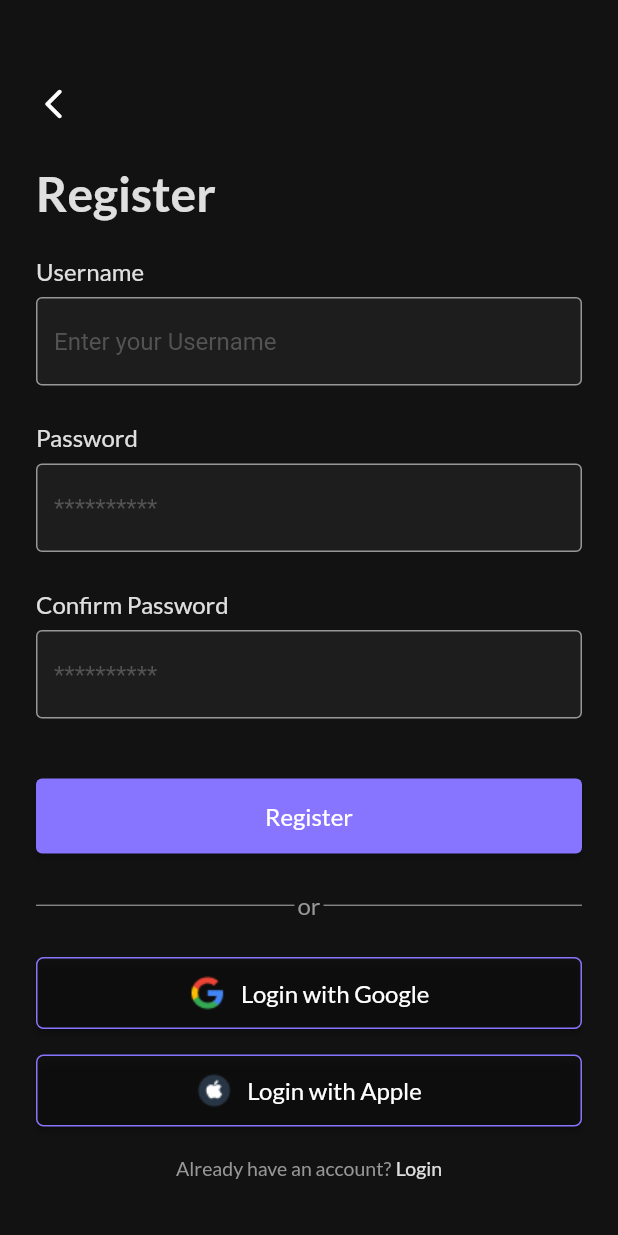
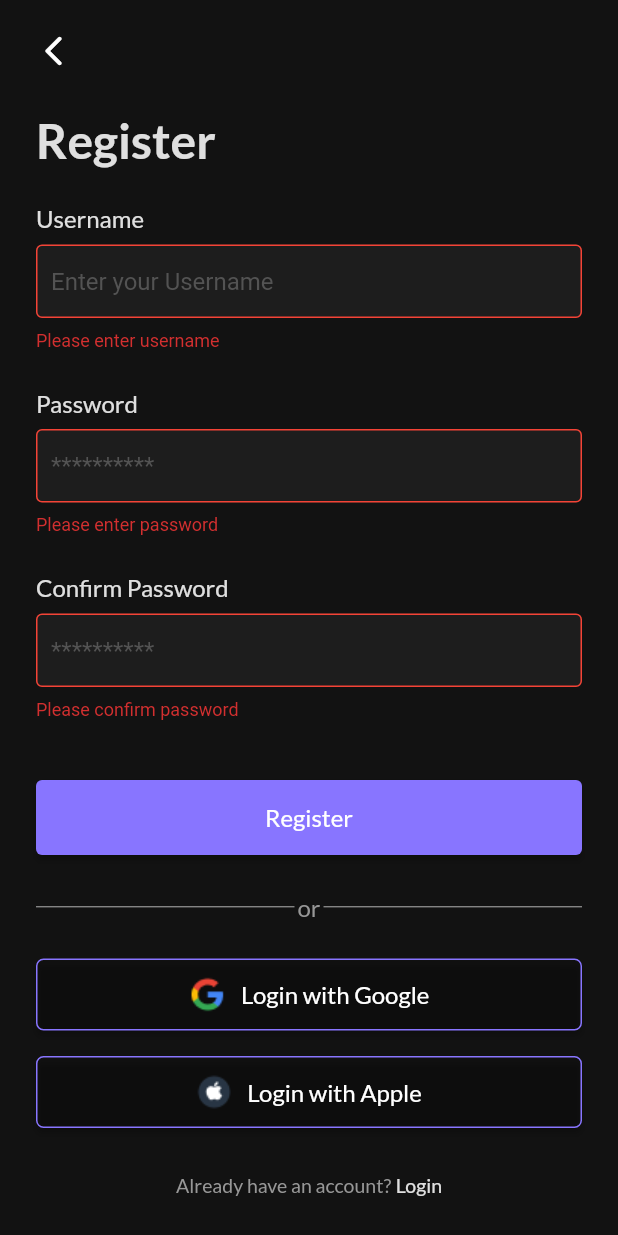
Before and after one commit to VictorAJ01/Todo-App-Mobile, a Flutter app: the RegisterScreen screen opened by its route, after a tap on "Register", on a phone screen of 412 x 824 dp. Run offline on Flutter 3.47's test engine with Material 2 defaults, Android fonts, the phone set to English and light mode, and no system bars.

Commit message:
Added Form Validation

```diff
--- a/lib/components/form_text_field.dart
+++ b/lib/components/form_text_field.dart
@@ -4,23 +4,33 @@ class MyFormTextField extends StatelessWidget {
   final controller;
   final String hintText;
   final bool obscureText;
+  final String? Function(String?)? validator;
 
   const MyFormTextField(
       {super.key,
       required this.controller,
       required this.hintText,
-      required this.obscureText});
+      required this.obscureText,
+      required this.validator});
 
   @override
   Widget build(BuildContext context) {
-    return TextField(
+    return TextFormField(
+      validator: validator,
       controller: controller,
       obscureText: obscureText,
       decoration: InputDecoration(
+        errorBorder: const OutlineInputBorder(
+          borderSide: BorderSide(color: Colors.red),
+        ),
+        contentPadding: const EdgeInsets.only(bottom: 15.0, top: 15.0),
         enabledBorder: const OutlineInputBorder(
           borderSide: BorderSide(
             color: Color(0xFF979797),
           ),
+        ),
+        prefix: const Padding(
+          padding: EdgeInsets.only(left: 10),
         ),
         focusedBorder: const OutlineInputBorder(
           borderSide: BorderSide(
@@ -34,6 +44,7 @@ class MyFormTextField extends StatelessWidget {
           color: Color(0xFF535353),
         ),
       ),
+      style: const TextStyle(color: Colors.white),
     );
   }
 }
--- a/lib/screens/home_screen.dart
+++ b/lib/screens/home_screen.dart
@@ -5,10 +5,8 @@ class HomeScreen extends StatelessWidget {
 
   @override
   Widget build(BuildContext context) {
-    return Scaffold(
-      body: Container(
-        child: const Center(child: Text('Welcome User')),
-      ),
+    return const Scaffold(
+      body: Center(child: Text('Welcome User')),
     );
   }
 }
--- a/lib/screens/register_screen.dart
+++ b/lib/screens/register_screen.dart
@@ -2,8 +2,15 @@ import 'package:flutter/material.dart';
 
 import '../components/form_text_field.dart';
 
-class RegisterScreen extends StatelessWidget {
-  RegisterScreen({super.key});
+class RegisterScreen extends StatefulWidget {
+  const RegisterScreen({super.key});
+
+  @override
+  State<RegisterScreen> createState() => _RegisterScreenState();
+}
+
+class _RegisterScreenState extends State<RegisterScreen> {
+  final _formKey = GlobalKey<FormState>();
 
   final usernameController = TextEditingController();
   final passwordController = TextEditingController();
@@ -12,17 +19,16 @@ class RegisterScreen extends StatelessWidget {
   @override
   Widget build(BuildContext context) {
     return Scaffold(
-      body: Container(
-        color: const Color(0xFF121212),
+      backgroundColor: const Color(0xFF121212),
+      body: SafeArea(
+        child: SingleChildScrollView(
+          child: SizedBox(
             width: double.infinity,
             child: Padding(
-          padding: const EdgeInsets.symmetric(horizontal: 24),
+              padding: const EdgeInsets.symmetric(horizontal: 24, vertical: 10),
               child: Column(
                 crossAxisAlignment: CrossAxisAlignment.start,
                 children: [
-              const SizedBox(
-                height: 45,
-              ),
                   Row(
                     children: [
                       IconButton(
@@ -52,6 +58,7 @@ class RegisterScreen extends StatelessWidget {
                     height: 24,
                   ),
                   Form(
+                    key: _formKey,
                     child: Column(
                       crossAxisAlignment: CrossAxisAlignment.start,
                       children: [
@@ -71,7 +78,13 @@ class RegisterScreen extends StatelessWidget {
                         MyFormTextField(
                           controller: usernameController,
                           hintText: 'Enter your Username',
-                      obscureText: true,
+                          obscureText: false,
+                          validator: (value) {
+                            if (value == '' || value!.isEmpty) {
+                              return 'Please enter username';
+                            }
+                            return null;
+                          },
                         ),
                         const SizedBox(
                           height: 25,
@@ -93,6 +106,12 @@ class RegisterScreen extends StatelessWidget {
                           controller: passwordController,
                           hintText: '**********',
                           obscureText: true,
+                          validator: (value) {
+                            if (value == '' || value!.isEmpty) {
+                              return 'Please enter password';
+                            }
+                            return null;
+                          },
                         ),
                         const SizedBox(
                           height: 25,
@@ -114,6 +133,12 @@ class RegisterScreen extends StatelessWidget {
                           controller: confirmPasswordController,
                           hintText: '**********',
                           obscureText: true,
+                          validator: (value) {
+                            if (value == '' || value!.isEmpty) {
+                              return 'Please confirm password';
+                            }
+                            return null;
+                          },
                         ),
                         const SizedBox(
                           height: 40,
@@ -128,7 +153,12 @@ class RegisterScreen extends StatelessWidget {
                               ),
                             ),
                             onPressed: () {
-                          print('Hello!!!');
+                              if (_formKey.currentState!.validate()) {
+                                ScaffoldMessenger.of(context).showSnackBar(
+                                  const SnackBar(
+                                      content: Text('Processing Data')),
+                                );
+                              }
                             },
                             child: const Text(
                               'Register',
@@ -137,6 +167,9 @@ class RegisterScreen extends StatelessWidget {
                                 fontSize: 16,
                               ),
                             ),
+                          ),
+                        ),
+                      ],
                     ),
                   ),
                   const SizedBox(
@@ -262,7 +295,7 @@ class RegisterScreen extends StatelessWidget {
                         ),
                       ),
                       const SizedBox(
-                          height: 20,
+                        height: 30,
                       ),
                       Column(
                         children: [
@@ -297,13 +330,15 @@ class RegisterScreen extends StatelessWidget {
                             ],
                           ),
                         ],
+                      ),
+                      const SizedBox(
+                        height: 10,
                       )
                     ],
                   ),
                 ],
               ),
-              )
-            ],
+            ),
           ),
         ),
       ),
```
Also changed, not shown: lib/screens/login_screen.dart (+36 -10 lines), lib/screens/onboarding_screen.dart (+11 -6 lines), lib/screens/splash_screen.dart (+4 -8 lines), lib/screens/welcome_screen.dart (+13 -7 lines), images/app-icon.png (added). Lines whose indentation alone changed are shown as unchanged.
